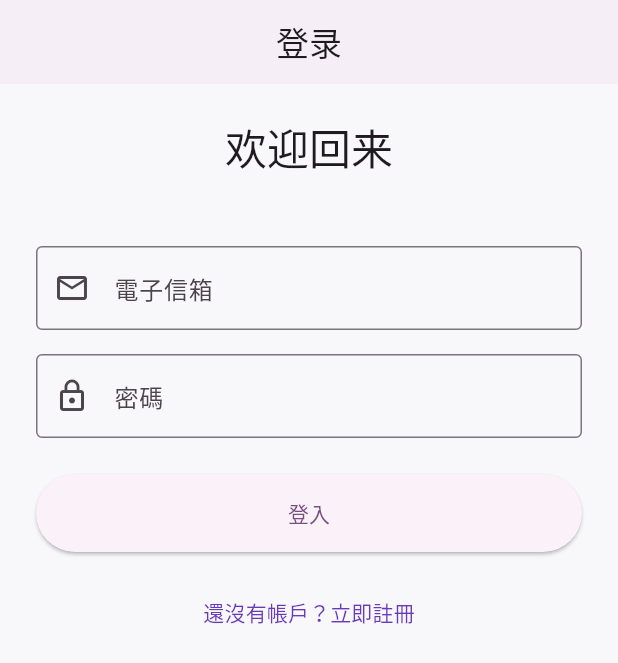
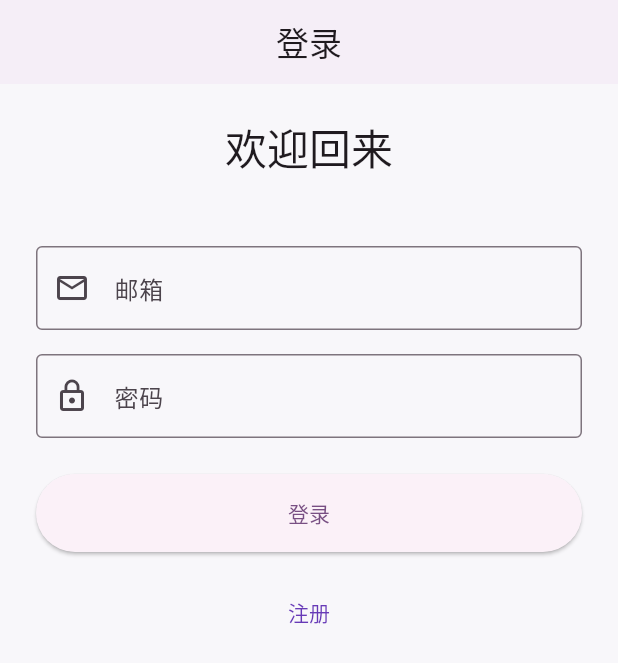
Before and after one commit to huajianwu050114/my_new_diary, a Flutter app: the screen it shows after launch, on a phone screen of 412 x 824 dp. Shown: the top 663 px of the screen. Run offline on Flutter 3.47's test engine with Material 3 defaults, Android fonts, the light colour scheme and no system bars; our stand-ins replace cached_network_image, carousel_slider, cloud_firestore, file_picker, firebase_auth, firebase_core and 19 more; missing offline and left inert: word_cloud; accounts and stored records are empty; Roboto replaces fonts that are missing (MiSans).

Commit message:
变繁为简

```diff
--- a/lib/login_page.dart
+++ b/lib/login_page.dart
@@ -35,7 +35,7 @@ class _LoginPageState extends State<LoginPage> {
     // 簡單的客戶端驗證
     if (_emailController.text.isEmpty || _passwordController.text.isEmpty) {
       setState(() {
-        _errorMessage = '信箱和密碼不能為空';
+        _errorMessage = '邮箱和密码不能为空';
       });
       return;
     }
@@ -84,7 +84,7 @@ class _LoginPageState extends State<LoginPage> {
       }
       setState(() {}); // 更新UI以顯示錯誤訊息
     } on TimeoutException catch (_) { // <--- VVV 捕獲超時錯誤 VVV
-      _errorMessage = '請求超時，請檢查你的網路連線或VPN。';
+      _errorMessage = '连接超时，请检查你的网络连接。';
       if (mounted) setState(() {});
     } catch (e) {
       // 處理其他非Firebase的未知錯誤
@@ -125,7 +125,7 @@ class _LoginPageState extends State<LoginPage> {
               controller: _emailController,
               keyboardType: TextInputType.emailAddress,
               decoration: const InputDecoration(
-                labelText: '電子信箱',
+                labelText: '邮箱',
                 prefixIcon: Icon(Icons.email_outlined),
                 border: OutlineInputBorder(),
               ),
@@ -137,7 +137,7 @@ class _LoginPageState extends State<LoginPage> {
               controller: _passwordController,
               obscureText: true, // 隱藏密碼
               decoration: const InputDecoration(
-                labelText: '密碼',
+                labelText: '密码',
                 prefixIcon: Icon(Icons.lock_outline),
                 border: OutlineInputBorder(),
               ),
@@ -167,7 +167,7 @@ class _LoginPageState extends State<LoginPage> {
                 width: 24,
                 child: CircularProgressIndicator(strokeWidth: 2, color: Colors.white),
               )
-                  : Text(_isLoginMode ? '登入' : '註冊'),
+                  : Text(_isLoginMode ? '登录' : '注册'),
             ),
             const SizedBox(height: 16),
 
@@ -179,7 +179,7 @@ class _LoginPageState extends State<LoginPage> {
                   _errorMessage = ''; // 切換模式時清空錯誤訊息
                 });
               },
-              child: Text(_isLoginMode ? '還沒有帳戶？立即註冊' : '已經有帳戶了？前往登入'),
+              child: Text(_isLoginMode ? '注册' : '登录'),
             ),
           ],
         ),
```
